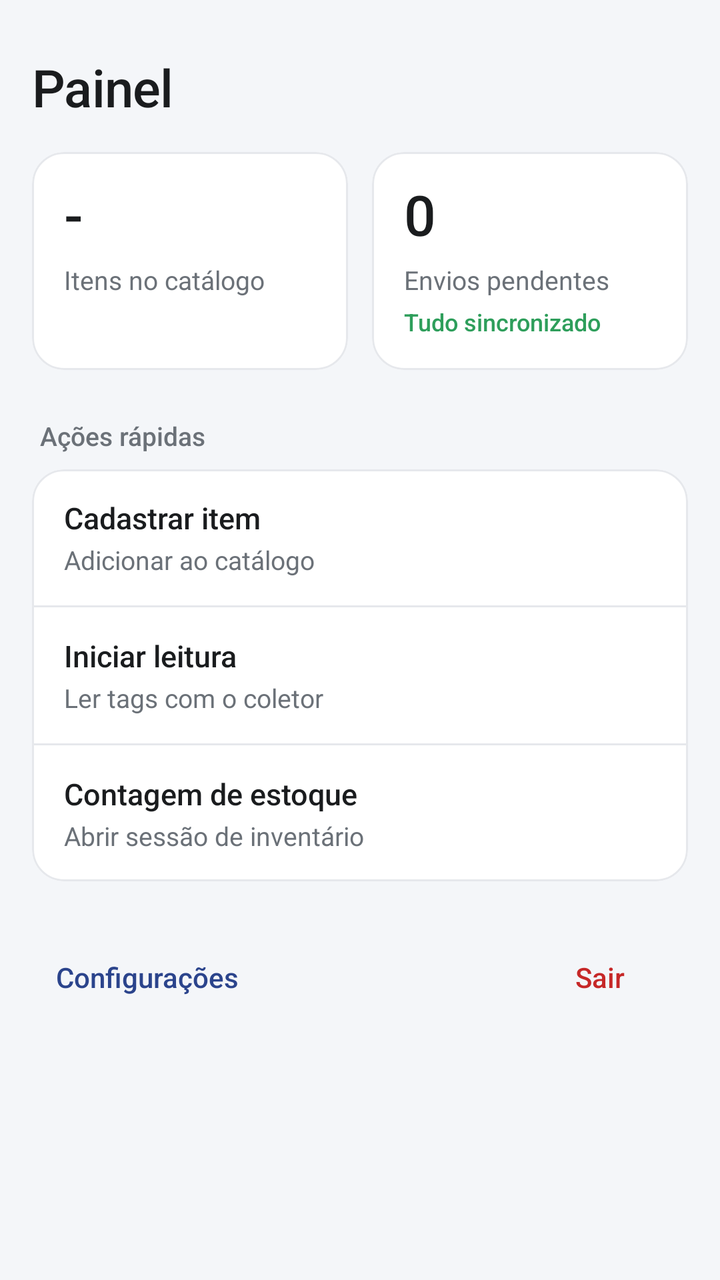
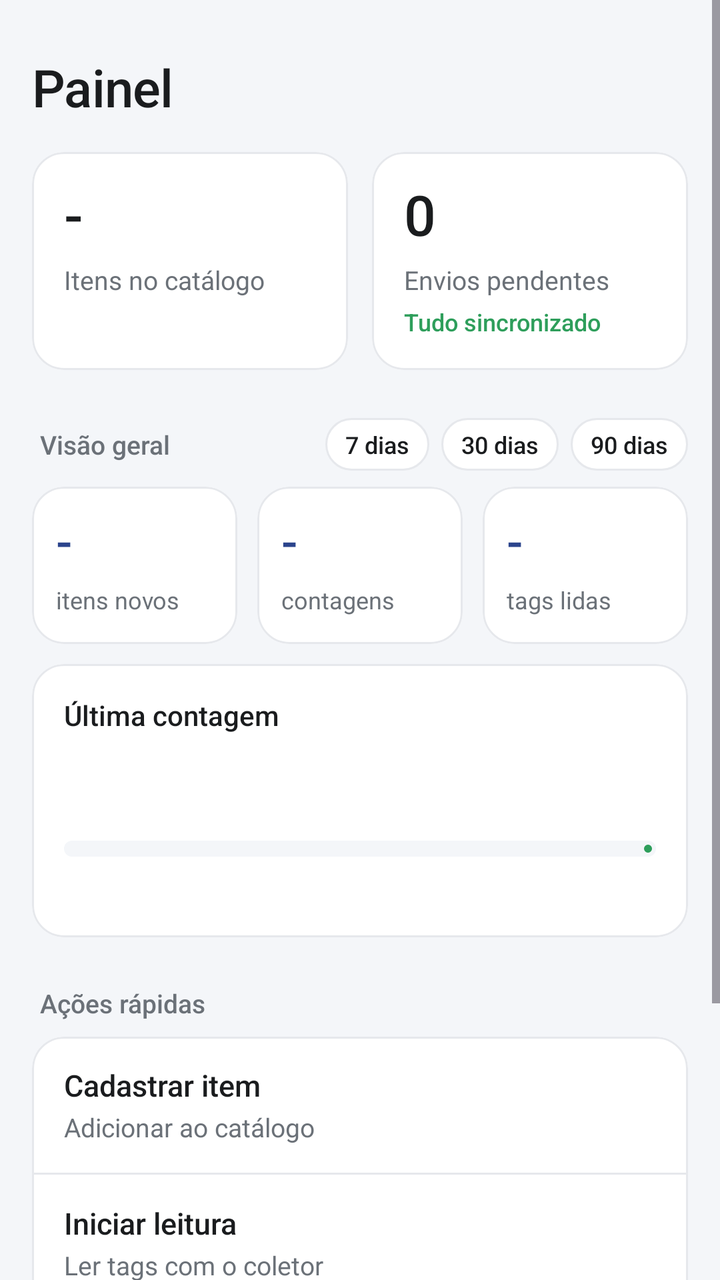

An Android layout rendered at two revisions. The XML below is the earlier revision; the diff shows what the commit changed to produce the second picture.
<!-- AndroidManifest.xml: application theme Theme.InventarioTRI082 -->
<!-- res/layout/fragment_painel.xml -->
<?xml version="1.0" encoding="utf-8"?>
<ScrollView xmlns:android="http://schemas.android.com/apk/res/android"
    xmlns:app="http://schemas.android.com/apk/res-auto"
    android:layout_width="match_parent"
    android:layout_height="match_parent"
    android:background="@color/fundo">

    <LinearLayout
        android:layout_width="match_parent"
        android:layout_height="wrap_content"
        android:orientation="vertical"
        android:paddingHorizontal="16dp"
        android:paddingTop="12dp"
        android:paddingBottom="20dp">

        <TextView
            style="@style/Sobretitulo"
            android:id="@+id/texto_papel"
            android:layout_width="wrap_content"
            android:layout_height="wrap_content" />

        <TextView
            style="@style/Titulo"
            android:layout_width="wrap_content"
            android:layout_height="wrap_content"
            android:text="@string/titulo_painel" />

        <LinearLayout
            android:layout_width="match_parent"
            android:layout_height="wrap_content"
            android:orientation="horizontal"
            android:layout_marginTop="16dp">

            <com.google.android.material.card.MaterialCardView
                style="@style/Cartao"
                android:layout_width="0dp"
                android:layout_height="match_parent"
                android:layout_weight="1"
                android:layout_marginEnd="6dp">

                <LinearLayout
                    android:layout_width="match_parent"
                    android:layout_height="wrap_content"
                    android:orientation="vertical"
                    android:padding="16dp">

                    <TextView
                        android:id="@+id/valor_itens"
                        android:layout_width="wrap_content"
                        android:layout_height="wrap_content"
                        android:textColor="@color/texto"
                        android:textSize="28sp"
                        android:fontFamily="sans-serif-medium"
                        android:includeFontPadding="false"
                        android:text="-" />

                    <TextView
                        android:layout_width="wrap_content"
                        android:layout_height="wrap_content"
                        android:layout_marginTop="6dp"
                        android:text="@string/painel_itens"
                        android:textColor="@color/texto_secundario"
                        android:textSize="13sp" />
                </LinearLayout>
            </com.google.android.material.card.MaterialCardView>

            <com.google.android.material.card.MaterialCardView
                style="@style/Cartao"
                android:layout_width="0dp"
                android:layout_height="match_parent"
                android:layout_weight="1"
                android:layout_marginStart="6dp">

                <LinearLayout
                    android:layout_width="match_parent"
                    android:layout_height="wrap_content"
                    android:orientation="vertical"
                    android:padding="16dp">

                    <TextView
                        android:id="@+id/valor_pendentes_envio"
                        android:layout_width="wrap_content"
                        android:layout_height="wrap_content"
                        android:textColor="@color/texto"
                        android:textSize="28sp"
                        android:fontFamily="sans-serif-medium"
                        android:includeFontPadding="false"
                        android:text="0" />

                    <TextView
                        android:layout_width="wrap_content"
                        android:layout_height="wrap_content"
                        android:layout_marginTop="6dp"
                        android:text="@string/painel_pendentes_envio"
                        android:textColor="@color/texto_secundario"
                        android:textSize="13sp" />

                    <TextView
                        android:id="@+id/texto_sincronia"
                        android:layout_width="wrap_content"
                        android:layout_height="wrap_content"
                        android:layout_marginTop="4dp"
                        android:text="@string/painel_sincronizado"
                        android:textColor="@color/verde"
                        android:textSize="12sp"
                        android:fontFamily="sans-serif-medium" />

                    <Button
                        android:id="@+id/botao_sincronizar_painel"
                        style="@style/Botao.Quieto"
                        android:layout_width="wrap_content"
                        android:layout_height="wrap_content"
                        android:layout_marginStart="-12dp"
                        android:minHeight="40dp"
                        android:text="@string/fila_sincronizar_agora"
                        android:visibility="gone" />
                </LinearLayout>
            </com.google.android.material.card.MaterialCardView>
        </LinearLayout>

        <com.google.android.material.card.MaterialCardView
            android:id="@+id/card_pendencias"
            android:layout_width="match_parent"
            android:layout_height="wrap_content"
            android:layout_marginTop="12dp"
            android:visibility="gone"
            app:cardCornerRadius="16dp"
            app:cardElevation="0dp"
            app:strokeWidth="0dp"
            app:cardBackgroundColor="@color/alerta_suave">

            <LinearLayout
                android:layout_width="match_parent"
                android:layout_height="wrap_content"
                android:orientation="vertical"
                android:padding="16dp">

                <TextView
                    android:id="@+id/texto_pendencias_titulo"
                    android:layout_width="wrap_content"
                    android:layout_height="wrap_content"
                    android:textColor="@color/texto"
                    android:textSize="15sp"
                    android:fontFamily="sans-serif-medium" />

                <TextView
                    android:layout_width="match_parent"
                    android:layout_height="wrap_content"
                    android:layout_marginTop="4dp"
                    android:text="@string/painel_pendencias_desc"
                    android:textColor="@color/alerta_texto"
                    android:textSize="13sp"
                    android:lineSpacingMultiplier="1.3" />

                <Button
                    android:id="@+id/botao_revisar"
                    style="@style/Botao.Secundario"
                    android:layout_width="wrap_content"
                    android:layout_height="wrap_content"
                    android:layout_marginTop="12dp"
                    android:text="@string/painel_revisar" />
            </LinearLayout>
        </com.google.android.material.card.MaterialCardView>

        <TextView
            style="@style/RotuloSecao"
            android:layout_width="wrap_content"
            android:layout_height="wrap_content"
            android:layout_marginTop="24dp"
            android:layout_marginBottom="8dp"
            android:text="@string/painel_acoes" />

        <com.google.android.material.card.MaterialCardView
            style="@style/Cartao"
            android:layout_width="match_parent"
            android:layout_height="wrap_content">

            <LinearLayout
                android:layout_width="match_parent"
                android:layout_height="wrap_content"
                android:orientation="vertical">

                <LinearLayout
                    android:id="@+id/linha_cadastrar"
                    style="@style/LinhaAcao">

                    <TextView style="@style/LinhaAcaoTitulo" android:text="@string/painel_novo_item" />
                    <TextView style="@style/LinhaAcaoSub" android:text="@string/painel_novo_item_sub" />
                </LinearLayout>

                <View android:id="@+id/div_cadastrar" style="@style/Divisoria" />

                <LinearLayout
                    android:id="@+id/linha_leitura"
                    style="@style/LinhaAcao">

                    <TextView style="@style/LinhaAcaoTitulo" android:text="@string/painel_iniciar_leitura" />
                    <TextView style="@style/LinhaAcaoSub" android:text="@string/painel_iniciar_leitura_sub" />
                </LinearLayout>

                <View style="@style/Divisoria" />

                <LinearLayout
                    android:id="@+id/linha_inventario"
                    style="@style/LinhaAcao">

                    <TextView style="@style/LinhaAcaoTitulo" android:text="@string/painel_contagem" />
                    <TextView style="@style/LinhaAcaoSub" android:text="@string/painel_contagem_sub" />
                </LinearLayout>
            </LinearLayout>
        </com.google.android.material.card.MaterialCardView>

        <LinearLayout
            android:id="@+id/area_administracao"
            android:layout_width="match_parent"
            android:layout_height="wrap_content"
            android:orientation="vertical"
            android:visibility="gone">

            <TextView
                style="@style/RotuloSecao"
                android:layout_width="wrap_content"
                android:layout_height="wrap_content"
                android:layout_marginTop="24dp"
                android:layout_marginBottom="8dp"
                android:text="@string/painel_administracao" />

            <com.google.android.material.card.MaterialCardView
                style="@style/Cartao"
                android:layout_width="match_parent"
                android:layout_height="wrap_content">

                <LinearLayout
                    android:id="@+id/linha_usuarios"
                    style="@style/LinhaAcao">

                    <TextView style="@style/LinhaAcaoTitulo" android:text="@string/painel_usuarios" />
                    <TextView style="@style/LinhaAcaoSub" android:text="@string/painel_usuarios_sub" />
                </LinearLayout>
            </com.google.android.material.card.MaterialCardView>
        </LinearLayout>

        <LinearLayout
            android:layout_width="match_parent"
            android:layout_height="wrap_content"
            android:orientation="horizontal"
            android:layout_marginTop="24dp"
            android:gravity="center_vertical">

            <Button
                android:id="@+id/botao_config"
                style="@style/Botao.Quieto"
                android:layout_width="wrap_content"
                android:layout_height="wrap_content"
                android:text="@string/titulo_configuracoes" />

            <View
                android:layout_width="0dp"
                android:layout_height="1dp"
                android:layout_weight="1" />

            <Button
                android:id="@+id/botao_sair"
                style="@style/Botao.Perigo"
                android:layout_width="wrap_content"
                android:layout_height="wrap_content"
                android:text="@string/painel_sair" />
        </LinearLayout>

    </LinearLayout>

</ScrollView>
<!-- resources referenced by this layout -->
<resources>
  <color name="alerta_suave">#FBF3E0</color>
  <color name="alerta_texto">#8A6D1F</color>
  <color name="fundo">#F4F6F9</color>
  <color name="texto">#1A1C1E</color>
  <color name="texto_secundario">#6B7178</color>
  <color name="verde">#2E9E5B</color>
  <string name="fila_sincronizar_agora">Sincronizar agora</string>
  <string name="painel_acoes">Ações rápidas</string>
  <string name="painel_administracao">Administração</string>
  <string name="painel_contagem">Contagem de estoque</string>
  <string name="painel_contagem_sub">Abrir sessão de inventário</string>
  <string name="painel_iniciar_leitura">Iniciar leitura</string>
  <string name="painel_iniciar_leitura_sub">Ler tags com o coletor</string>
  <string name="painel_itens">Itens no catálogo</string>
  <string name="painel_novo_item">Cadastrar item</string>
  <string name="painel_novo_item_sub">Adicionar ao catálogo</string>
  <string name="painel_pendencias_desc">Foram lidas, mas ainda não estão ligadas a um item do catálogo.</string>
  <string name="painel_pendentes_envio">Envios pendentes</string>
  <string name="painel_revisar">Revisar pendências</string>
  <string name="painel_sair">Sair</string>
  <string name="painel_sincronizado">Tudo sincronizado</string>
  <string name="painel_usuarios">Usuários</string>
  <string name="painel_usuarios_sub">Criar contas, trocar senhas e desativar acessos</string>
  <string name="titulo_configuracoes">Configurações</string>
  <string name="titulo_painel">Painel</string>
  <style name="Divisoria">
          <item name="android:layout_width">match_parent</item>
          <item name="android:layout_height">1dp</item>
          <item name="android:background">@color/linha</item>
      </style>
  <style name="Sobretitulo">
          <item name="android:textColor">@color/texto_secundario</item>
          <item name="android:textSize">13sp</item>
      </style>
  <color name="erro">#C62828</color>
  <color name="navy">#2B448C</color>
  <color name="linha">#E6E8EC</color>
  <color name="branco">#FFFFFF</color>
  <!-- unchanged entries left out for length: 10 -->
</resources>

<!-- the commit's change to res/layout/fragment_painel.xml (unified diff, before → after) -->
@@ -162,6 +162,233 @@
             </LinearLayout>
         </com.google.android.material.card.MaterialCardView>
 
+        <LinearLayout
+            android:layout_width="match_parent"
+            android:layout_height="wrap_content"
+            android:orientation="horizontal"
+            android:gravity="center_vertical"
+            android:layout_marginTop="24dp"
+            android:layout_marginBottom="8dp">
+
+            <TextView
+                style="@style/RotuloSecao"
+                android:layout_width="0dp"
+                android:layout_height="wrap_content"
+                android:layout_weight="1"
+                android:text="@string/dash_titulo" />
+
+            <TextView android:id="@+id/dash_7" style="@style/ChipPequeno" android:text="@string/dash_7" />
+            <TextView android:id="@+id/dash_30" style="@style/ChipPequeno" android:text="@string/dash_30" />
+            <TextView android:id="@+id/dash_90" style="@style/ChipPequeno" android:text="@string/dash_90" />
+        </LinearLayout>
+
+        <LinearLayout
+            android:layout_width="match_parent"
+            android:layout_height="wrap_content"
+            android:orientation="horizontal">
+
+            <com.google.android.material.card.MaterialCardView
+                style="@style/Cartao"
+                android:layout_width="0dp"
+                android:layout_height="match_parent"
+                android:layout_weight="1"
+                android:layout_marginEnd="5dp">
+
+                <LinearLayout
+                    android:layout_width="match_parent"
+                    android:layout_height="wrap_content"
+                    android:orientation="vertical"
+                    android:paddingHorizontal="12dp"
+                    android:paddingVertical="14dp">
+
+                    <TextView
+                        android:id="@+id/dash_itens"
+                        android:layout_width="wrap_content"
+                        android:layout_height="wrap_content"
+                        android:textColor="@color/navy"
+                        android:textSize="24sp"
+                        android:fontFamily="sans-serif-medium"
+                        android:includeFontPadding="false"
+                        android:text="-" />
+
+                    <TextView
+                        android:layout_width="wrap_content"
+                        android:layout_height="wrap_content"
+                        android:layout_marginTop="6dp"
+                        android:text="@string/dash_itens_novos"
+                        android:textColor="@color/texto_secundario"
+                        android:textSize="12sp" />
+                </LinearLayout>
+            </com.google.android.material.card.MaterialCardView>
+
+            <com.google.android.material.card.MaterialCardView
+                style="@style/Cartao"
+                android:layout_width="0dp"
+                android:layout_height="match_parent"
+                android:layout_weight="1"
+                android:layout_marginHorizontal="5dp">
+
+                <LinearLayout
+                    android:layout_width="match_parent"
+                    android:layout_height="wrap_content"
+                    android:orientation="vertical"
+                    android:paddingHorizontal="12dp"
+                    android:paddingVertical="14dp">
+
+                    <TextView
+                        android:id="@+id/dash_contagens"
+                        android:layout_width="wrap_content"
+                        android:layout_height="wrap_content"
+                        android:textColor="@color/navy"
+                        android:textSize="24sp"
+                        android:fontFamily="sans-serif-medium"
+                        android:includeFontPadding="false"
+                        android:text="-" />
+
+                    <TextView
+                        android:layout_width="wrap_content"
+                        android:layout_height="wrap_content"
+                        android:layout_marginTop="6dp"
+                        android:text="@string/dash_contagens"
+                        android:textColor="@color/texto_secundario"
+                        android:textSize="12sp" />
+                </LinearLayout>
+            </com.google.android.material.card.MaterialCardView>
+
+            <com.google.android.material.card.MaterialCardView
+                style="@style/Cartao"
+                android:layout_width="0dp"
+                android:layout_height="match_parent"
+                android:layout_weight="1"
+                android:layout_marginStart="5dp">
+
+                <LinearLayout
+                    android:layout_width="match_parent"
+                    android:layout_height="wrap_content"
+                    android:orientation="vertical"
+                    android:paddingHorizontal="12dp"
+                    android:paddingVertical="14dp">
+
+                    <TextView
+                        android:id="@+id/dash_leituras"
+                        android:layout_width="wrap_content"
+                        android:layout_height="wrap_content"
+                        android:textColor="@color/navy"
+                        android:textSize="24sp"
+                        android:fontFamily="sans-serif-medium"
+                        android:includeFontPadding="false"
+                        android:text="-" />
+
+                    <TextView
+                        android:layout_width="wrap_content"
+                        android:layout_height="wrap_content"
+                        android:layout_marginTop="6dp"
+                        android:text="@string/dash_leituras"
+                        android:textColor="@color/texto_secundario"
+                        android:textSize="12sp" />
+                </LinearLayout>
+            </com.google.android.material.card.MaterialCardView>
+        </LinearLayout>
+
+        <com.google.android.material.card.MaterialCardView
+            android:id="@+id/dash_card_ultima"
+            style="@style/Cartao"
+            android:layout_width="match_parent"
+            android:layout_height="wrap_content"
+            android:layout_marginTop="10dp"
+            android:clickable="true"
+            android:focusable="true">
+
+            <LinearLayout
+                android:layout_width="match_parent"
+                android:layout_height="wrap_content"
+                android:orientation="vertical"
+                android:padding="16dp">
+
+                <LinearLayout
+                    android:layout_width="match_parent"
+                    android:layout_height="wrap_content"
+                    android:orientation="horizontal">
+
+                    <TextView
+                        android:layout_width="0dp"
+                        android:layout_height="wrap_content"
+                        android:layout_weight="1"
+                        android:text="@string/dash_ultima"
+                        android:textColor="@color/texto"
+                        android:textSize="14sp"
+                        android:fontFamily="sans-serif-medium" />
+
+                    <TextView
+                        android:id="@+id/dash_ultima_data"
+                        android:layout_width="wrap_content"
+                        android:layout_height="wrap_content"
+                        android:textColor="@color/texto_secundario"
+                        android:textSize="12sp" />
+                </LinearLayout>
+
+                <LinearLayout
+                    android:id="@+id/dash_ultima_conteudo"
+                    android:layout_width="match_parent"
+                    android:layout_height="wrap_content"
+                    android:orientation="vertical">
+
+                    <LinearLayout
+                        android:layout_width="match_parent"
+                        android:layout_height="wrap_content"
+                        android:layout_marginTop="8dp"
+                        android:orientation="horizontal"
+                        android:baselineAligned="true">
+
+                        <TextView
+                            android:id="@+id/dash_percentual"
+                            android:layout_width="wrap_content"
+                            android:layout_height="wrap_content"
+                            android:textColor="@color/verde"
+                            android:textSize="28sp"
+                            android:fontFamily="sans-serif-medium" />
+
+                        <TextView
+                            android:id="@+id/dash_ultima_detalhe"
+                            android:layout_width="wrap_content"
+                            android:layout_height="wrap_content"
+                            android:layout_marginStart="8dp"
+                            android:textColor="@color/texto"
+                            android:textSize="13sp" />
+                    </LinearLayout>
+
+                    <com.google.android.material.progressindicator.LinearProgressIndicator
+                        android:id="@+id/dash_progresso"
+                        android:layout_width="match_parent"
+                        android:layout_height="wrap_content"
+                        android:layout_marginTop="8dp"
+                        android:max="100"
+                        app:indicatorColor="@color/verde"
+                        app:trackColor="@color/fundo"
+                        app:trackCornerRadius="4dp"
+                        app:trackThickness="8dp" />
+
+                    <TextView
+                        android:id="@+id/dash_ultima_extra"
+                        android:layout_width="match_parent"
+                        android:layout_height="wrap_content"
+                        android:layout_marginTop="8dp"
+                        android:textColor="@color/texto_secundario"
+                        android:textSize="12sp" />
+                </LinearLayout>
+
+                <TextView
+                    android:id="@+id/dash_sem_contagem"
+                    android:layout_width="match_parent"
+                    android:layout_height="wrap_content"
+                    android:layout_marginTop="6dp"
+                    android:text="@string/dash_sem_contagem"
+                    android:textColor="@color/texto_secundario"
+                    android:textSize="13sp"
+                    android:visibility="gone" />
+            </LinearLayout>
+        </com.google.android.material.card.MaterialCardView>
+
         <TextView
             style="@style/RotuloSecao"
             android:layout_width="wrap_content"
<!-- resource entries referenced after the edit -->
@@ -6,6 +6,15 @@
   <color name="texto">#1A1C1E</color>
   <color name="texto_secundario">#6B7178</color>
   <color name="verde">#2E9E5B</color>
+  <string name="dash_30">30 dias</string>
+  <string name="dash_7">7 dias</string>
+  <string name="dash_90">90 dias</string>
+  <string name="dash_contagens">contagens</string>
+  <string name="dash_itens_novos">itens novos</string>
+  <string name="dash_leituras">tags lidas</string>
+  <string name="dash_sem_contagem">Nenhuma contagem finalizada ainda.</string>
+  <string name="dash_titulo">Visão geral</string>
+  <string name="dash_ultima">Última contagem</string>
   <string name="fila_sincronizar_agora">Sincronizar agora</string>
   <string name="painel_acoes">Ações rápidas</string>
   <string name="painel_administracao">Administração</string>
@@ -25,6 +34,19 @@
   <string name="painel_usuarios_sub">Criar contas, trocar senhas e desativar acessos</string>
   <string name="titulo_configuracoes">Configurações</string>
   <string name="titulo_painel">Painel</string>
+  <style name="ChipPequeno">
+          <item name="android:layout_width">wrap_content</item>
+          <item name="android:layout_height">wrap_content</item>
+          <item name="android:layout_marginStart">6dp</item>
+          <item name="android:background">@drawable/chip_fundo</item>
+          <item name="android:textColor">@color/chip_texto</item>
+          <item name="android:textSize">12sp</item>
+          <item name="android:fontFamily">sans-serif-medium</item>
+          <item name="android:paddingHorizontal">10dp</item>
+          <item name="android:paddingVertical">5dp</item>
+          <item name="android:clickable">true</item>
+          <item name="android:focusable">true</item>
+      </style>
   <style name="Divisoria">
           <item name="android:layout_width">match_parent</item>
           <item name="android:layout_height">1dp</item>
@@ -38,6 +60,23 @@
   <color name="navy">#2B448C</color>
   <color name="linha">#E6E8EC</color>
   <color name="branco">#FFFFFF</color>
+  <!-- drawable chip_fundo (drawable) -->
+  <?xml version="1.0" encoding="utf-8"?>
+  <selector xmlns:android="http://schemas.android.com/apk/res/android">
+      <item android:state_selected="true">
+          <shape android:shape="rectangle">
+              <solid android:color="@color/texto" />
+              <corners android:radius="999dp" />
+          </shape>
+      </item>
+      <item>
+          <shape android:shape="rectangle">
+              <solid android:color="@color/branco" />
+              <corners android:radius="999dp" />
+              <stroke android:width="1dp" android:color="@color/linha" />
+          </shape>
+      </item>
+  </selector>
   <!-- unchanged entries left out for length: 10 -->
 </resources>
 
